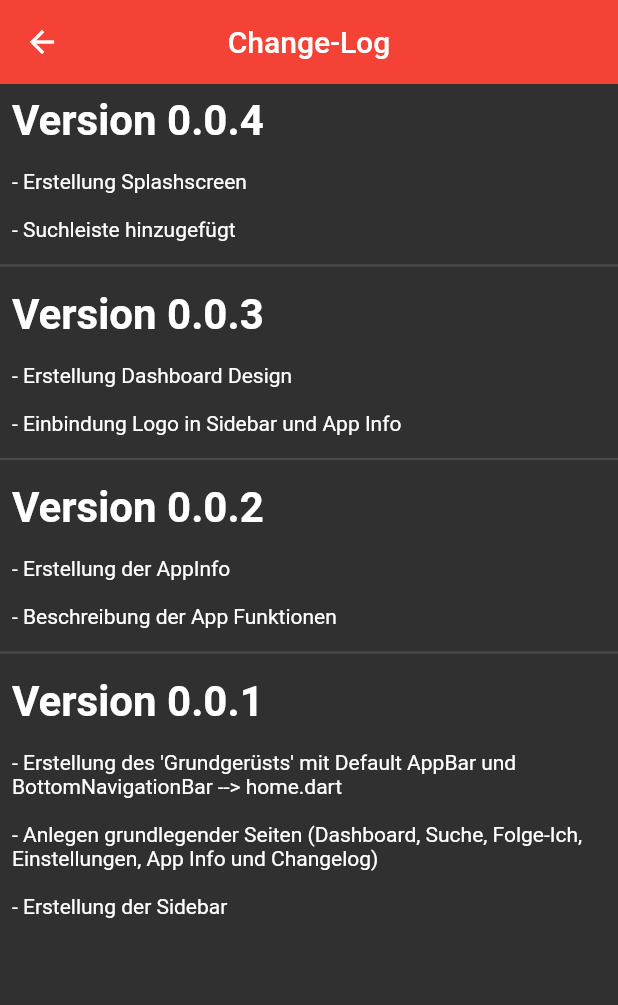
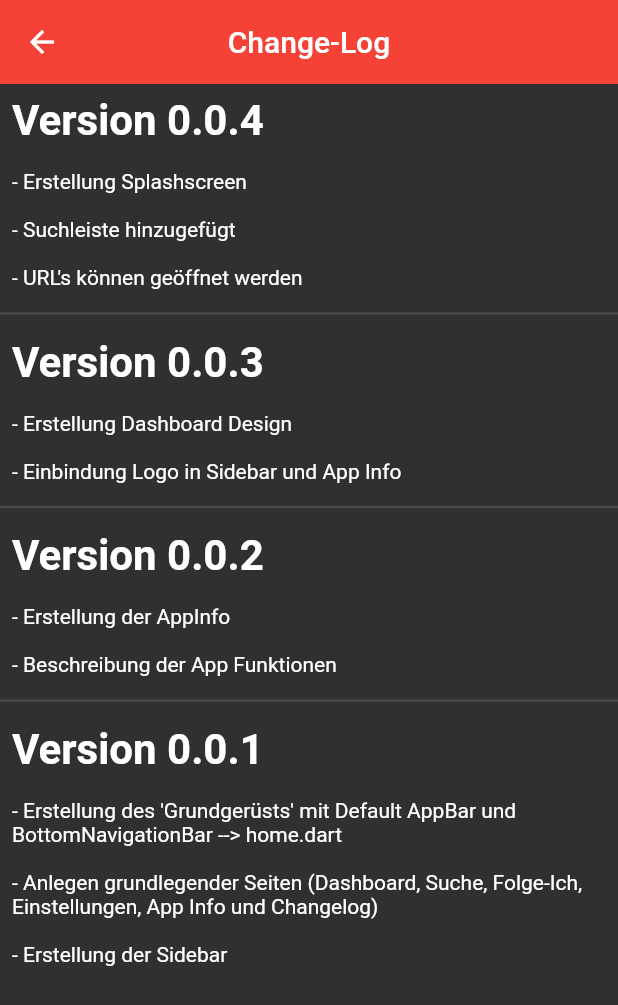
Before and after one commit to Janoxx/songApp_projekt, a Flutter app: the screen it shows after launch, item 2 of the bottom bar chosen, in the side drawer, after a tap on "Changelog", on a phone screen of 412 x 824 dp. Shown: the top 1005 px of the screen. Run offline on Flutter 3.47's test engine with Material 2 defaults, Android fonts, the light colour scheme and no system bars; network calls fail.

Commit message:
App umbenannt in "ReleaseRadar", URLLauncher, Suchleiste-Frontend, Button hinzugefügt

```diff
--- a/lib/screens/appinfo.dart
+++ b/lib/screens/appinfo.dart
@@ -32,8 +32,8 @@ class _AppInfoState extends State<AppInfo> {
                     height: 250,
                   ),
                 ),
-                Text("Song App", style: TextStyle(fontWeight: FontWeight.w300, fontSize: 36)),
-                Text("Version 0.0.3", style: TextStyle(fontWeight: FontWeight.w300, fontSize: 12)),
+                Text("ReleaseRadar", style: TextStyle(fontWeight: FontWeight.w300, fontSize: 36)),
+                Text("Version 0.0.4", style: TextStyle(fontWeight: FontWeight.w300, fontSize: 12)),
               ],
             ),
           // --- App Info Text ---
--- a/lib/screens/changelog.dart
+++ b/lib/screens/changelog.dart
@@ -19,7 +19,8 @@ class _ChangelogState extends State<Changelog> {
         Padding(
           padding: EdgeInsets.all(8.0),
           child: Text("- Erstellung Splashscreen \n\n"
-                      "- Suchleiste hinzugefügt"
+                      "- Suchleiste hinzugefügt \n\n"
+                      "- URL's können geöffnet werden"
           ),
         ),
         Divider(
--- a/lib/screens/dashboard.dart
+++ b/lib/screens/dashboard.dart
@@ -1,6 +1,6 @@
 // ignore_for_file: prefer_const_constructors, prefer_const_literals_to_create_immutables, avoid_print
 import 'package:flutter/material.dart';
-import 'package:songapp_projekt/screens/changelog.dart';
+import 'package:url_launcher/url_launcher.dart';
 
 // --- Init Widget ---
 class Dashboard extends StatefulWidget {
@@ -59,10 +59,16 @@ class _DashboardState extends State<Dashboard> {
   @override
   Widget build(BuildContext context) {
 
+    const String url = "https://open.spotify.com/track/6Sy9BUbgFse0n0LPA5lwy5?si=9ef71ba726a74aea";
+
+    // --- URL Launcher ---
+    void launchURL() async {
+  if (!await launch(url)) throw 'Konnte $url nicht öffnen!';
+}
+
     // --- OnRefresh Funktion ---
     Future<void> test() async {
       await Future.delayed(Duration(seconds: 3));
-      print("test");
     }
 
     return Scaffold(
@@ -77,12 +83,13 @@ class _DashboardState extends State<Dashboard> {
                 ListTile(
                   leading: CircleAvatar(
                       radius: 20,
-                      foregroundImage: NetworkImage("https://upload.wikimedia.org/wikipedia/commons/thumb/f/fd/LGBTQ%2B_rainbow_flag_Quasar_%22Progress%22_variant.svg/2560px-LGBTQ%2B_rainbow_flag_Quasar_%22Progress%22_variant.svg.png")
+                      foregroundImage: NetworkImage("https://i1.sndcdn.com/avatars-000731587054-tor78i-t500x500.jpg")
                       ),
-                  title: Text("Drachenlord"),
-                  subtitle: Text("Skrr Skrr in meinem Audi"),
+                  title: Text("Darude"),
+                  subtitle: Text("Sandstorm"),
                   trailing: Text("05.11.2021"),
-                  onTap: () {Navigator.push(context, MaterialPageRoute(builder: (context) => Changelog()));
+                  onTap: () {
+                    launchURL();
                   },
                 ),
                 Padding(
--- a/lib/screens/sidebar.dart
+++ b/lib/screens/sidebar.dart
@@ -41,7 +41,7 @@ class _SidebarState extends State<Sidebar> {
            Padding(
             padding: EdgeInsets.fromLTRB(0, 8, 0, 0),
             child: Text(
-              "Song App",
+              "ReleaseRadar",
               style: TextStyle(fontSize: 22, fontWeight: FontWeight.w300),
             ),
           )
--- a/lib/screens/splashscreen.dart
+++ b/lib/screens/splashscreen.dart
@@ -40,8 +40,8 @@ class _SplashscreenState extends State<Splashscreen> {
               height: 250,
             ),
           ),
-          Text("Song App", style: TextStyle(fontWeight: FontWeight.w300, fontSize: 36)),
-          Text("Version 0.0.3", style: TextStyle(fontWeight: FontWeight.w300, fontSize: 12)),
+          Text("ReleaseRadar", style: TextStyle(fontWeight: FontWeight.w300, fontSize: 36)),
+          Text("Version 0.0.4", style: TextStyle(fontWeight: FontWeight.w300, fontSize: 12)),
           SizedBox(height: 30),
           CircularProgressIndicator(
             backgroundColor: Colors.white,
--- a/pubspec.yaml
+++ b/pubspec.yaml
@@ -29,6 +29,9 @@ environment:
 dependencies:
   flutter:
     sdk: flutter
+
+  #Hier externe Dependencies hinzufügen
+  url_launcher: ^6.0.17
 
 
   # The following adds the Cupertino Icons font to your application.
```
Also changed, not shown: lib/screens/follows.dart (+16 -2 lines), pubspec.lock, 1 other file.
